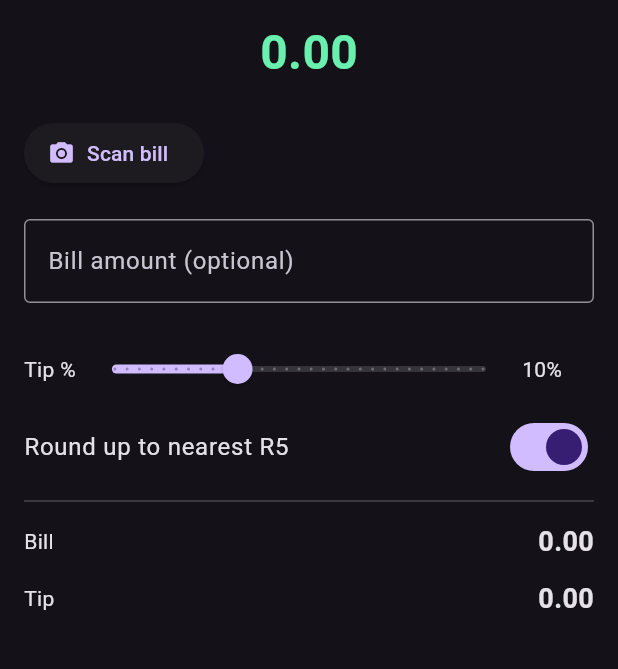
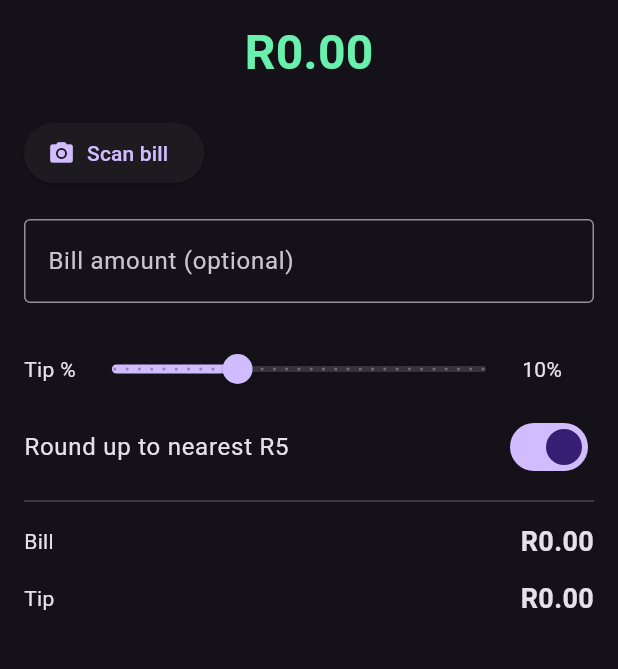
Before and after one commit to waltviviers/bill_tipper, a Flutter app: the screen it shows after launch, after a tap on "Scan bill", on a phone screen of 412 x 824 dp, the part 168-837 px from its top. Run offline on Flutter 3.47's test engine with Material 3 defaults, Android fonts, the phone set to English and light mode, and no system bars; our stand-ins replace image_picker; missing offline and left inert: google_mlkit_text_recognition.

Commit message:
Fix missing ML Kit dependency, null-assertions, and currency prefix
- Add google_mlkit_text_recognition to pubspec.yaml (was imported but missing, causing build failure)
- Remove redundant null-assertions on best (already guarded by null check)
- Prefix all currency values with R to match South African Rand context

https://claude.ai/code/session_01RriNDtYfh3mf6J86Ed7ZG1

```diff
--- a/lib/main.dart
+++ b/lib/main.dart
@@ -93,11 +93,11 @@ class _BillTipperHomeState extends State<BillTipperHome> {
       }
 
       if (best != null) {
-        _billController.text = best!.toStringAsFixed(2);
+        _billController.text = best.toStringAsFixed(2);
         _recalculate();
         if (mounted) {
           ScaffoldMessenger.of(context).showSnackBar(
-            SnackBar(content: Text('Scanned amount: ${best!.toStringAsFixed(2)}')),
+            SnackBar(content: Text('Scanned amount: R${best.toStringAsFixed(2)}')),
           );
         }
       } else {
@@ -234,7 +234,7 @@ class _BillTipperHomeState extends State<BillTipperHome> {
   }
 
   String _formatCurrency(double v) {
-    return v.isNaN || v.isInfinite ? '0.00' : v.toStringAsFixed(2);
+    return v.isNaN || v.isInfinite ? 'R0.00' : 'R${v.toStringAsFixed(2)}';
   }
 }
 
@@ -259,7 +259,7 @@ class _MoneyRow extends StatelessWidget {
         children: [
           Expanded(child: Text(label)),
           Text(
-            value.toStringAsFixed(2),
+            'R${value.toStringAsFixed(2)}',
             style: style,
           ),
         ],
--- a/pubspec.yaml
+++ b/pubspec.yaml
@@ -11,7 +11,8 @@ dependencies:
   flutter:
     sdk: flutter
   cupertino_icons: ^1.0.6
-  image_picker: ^1.1.1   # ← camera/photo capture
+  image_picker: ^1.1.1
+  google_mlkit_text_recognition: ^0.13.0
 
 dev_dependencies:
   flutter_test:
```
